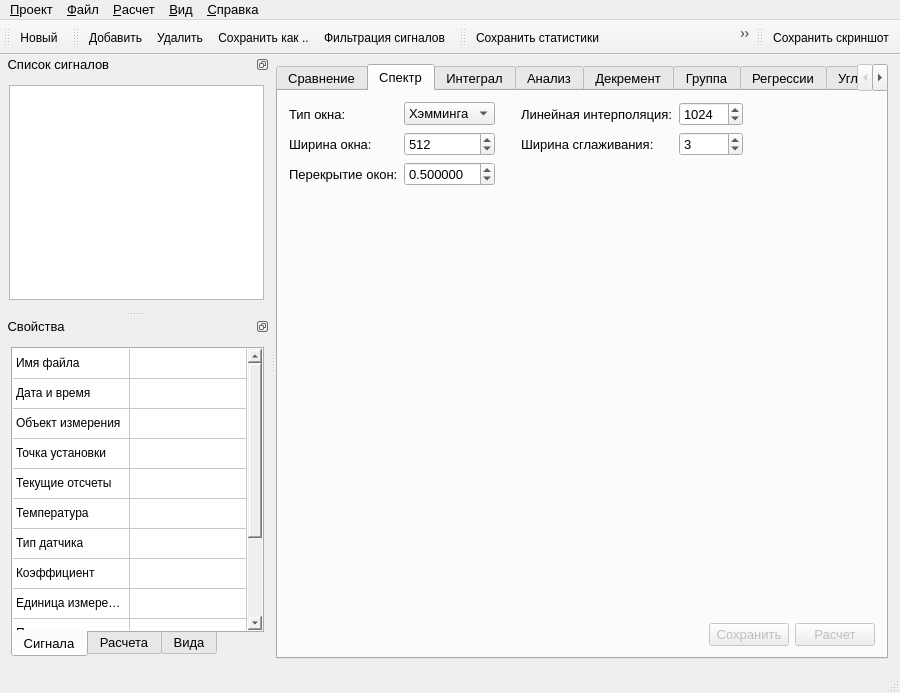
Before: the Qt Designer form gui/MainWindow.ui in Qinterfly/EvalSig, drawn with Qt 5.
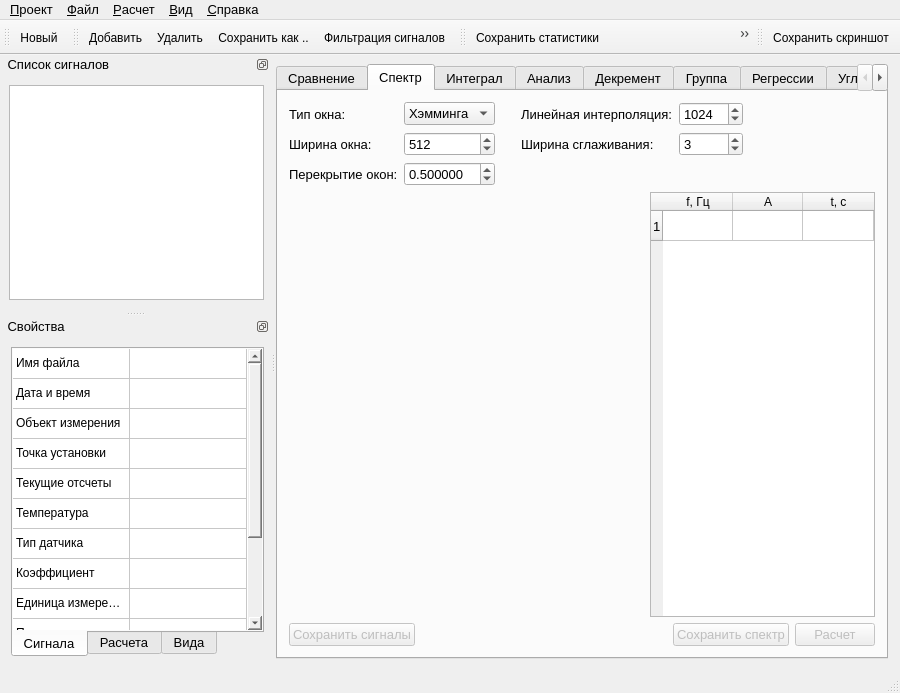
After: the same form once the commit is applied. The open tabs and pages were chosen to show the change. Icons and pictures are not drawn. Custom widgets are drawn as their Qt base class.

Commit message: Enable to shift signals based on their spectrum data; Implement the selection of the time range by pressing the F1 key

Diff of the .ui file:
```diff
--- a/gui/MainWindow.ui
+++ b/gui/MainWindow.ui
@@ -252,6 +252,8 @@
            </layout>
           </item>
           <item>
+           <layout class="QHBoxLayout" name="layoutSpectrumPlot">
+            <item>
            <widget class="QCustomPlotZoom" name="spectrumPlot" native="true">
             <property name="sizePolicy">
              <sizepolicy hsizetype="Expanding" vsizetype="Expanding">
@@ -268,7 +270,84 @@
            </widget>
           </item>
           <item>
+             <widget class="QTableWidget" name="tableSpectrumData">
+              <property name="sizePolicy">
+               <sizepolicy hsizetype="MinimumExpanding" vsizetype="Expanding">
+                <horstretch>0</horstretch>
+                <verstretch>0</verstretch>
+               </sizepolicy>
+              </property>
+              <property name="minimumSize">
+               <size>
+                <width>150</width>
+                <height>0</height>
+               </size>
+              </property>
+              <property name="maximumSize">
+               <size>
+                <width>225</width>
+                <height>16777215</height>
+               </size>
+              </property>
+              <property name="editTriggers">
+               <set>QAbstractItemView::NoEditTriggers</set>
+              </property>
+              <property name="selectionBehavior">
+               <enum>QAbstractItemView::SelectRows</enum>
+              </property>
+              <property name="sortingEnabled">
+               <bool>true</bool>
+              </property>
+              <property name="rowCount">
+               <number>1</number>
+              </property>
+              <property name="columnCount">
+               <number>3</number>
+              </property>
+              <attribute name="horizontalHeaderCascadingSectionResizes">
+               <bool>false</bool>
+              </attribute>
+              <attribute name="horizontalHeaderDefaultSectionSize">
+               <number>70</number>
+              </attribute>
+              <attribute name="horizontalHeaderStretchLastSection">
+               <bool>true</bool>
+              </attribute>
+              <attribute name="verticalHeaderShowSortIndicator" stdset="0">
+               <bool>false</bool>
+              </attribute>
+              <row/>
+              <column>
+               <property name="text">
+                <string>f, Гц</string>
+               </property>
+              </column>
+              <column>
+               <property name="text">
+                <string>A</string>
+               </property>
+              </column>
+              <column>
+               <property name="text">
+                <string>t, с</string>
+               </property>
+              </column>
+             </widget>
+            </item>
+           </layout>
+          </item>
+          <item>
            <layout class="QHBoxLayout" name="layoutSpectrumCalculateAndSave">
+            <item>
+             <widget class="QPushButton" name="pushButtonSaveShiftedSignals">
+              <property name="enabled">
+               <bool>false</bool>
+              </property>
+              <property name="text">
+               <string>Сохранить сигналы</string>
+              </property>
+             </widget>
+            </item>
             <item>
              <spacer name="horizontalSpacerCalculationAndSave">
               <property name="orientation">
@@ -288,7 +367,7 @@
                <bool>false</bool>
               </property>
               <property name="text">
-               <string>Сохранить</string>
+               <string>Сохранить спектр</string>
               </property>
              </widget>
             </item>
```
Lines whose indentation alone changed are shown as unchanged. The commit also changes 19 other files.
